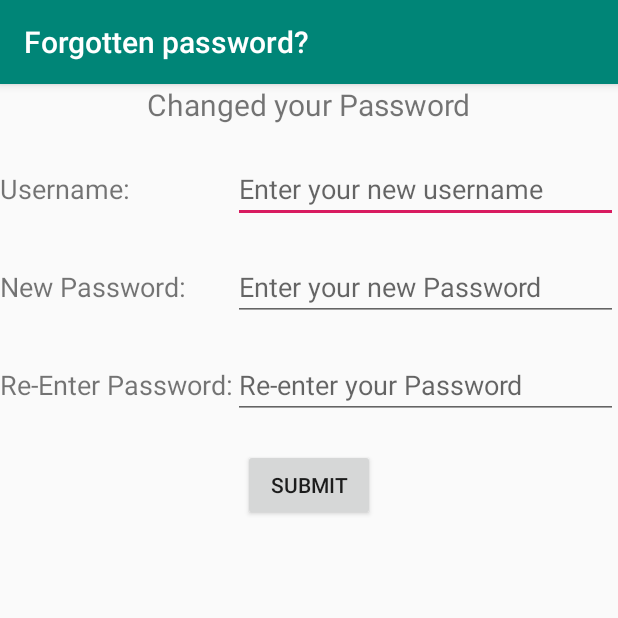
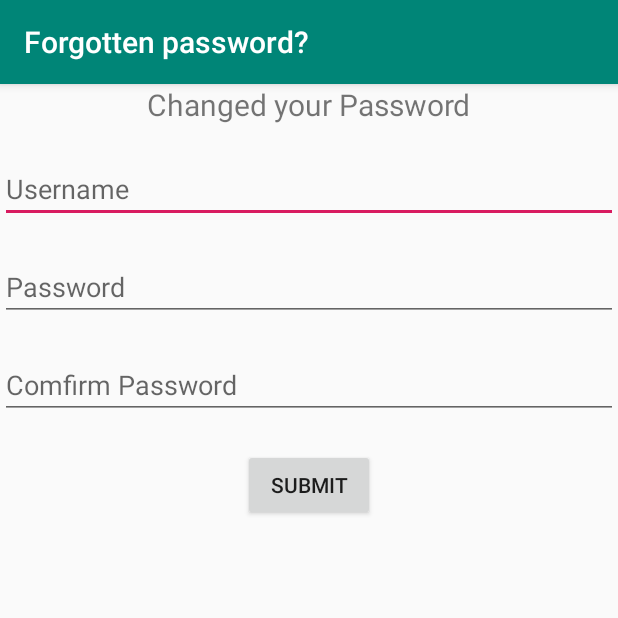
Before and after one commit to ChristK/Project, an Android app: the screen it shows after launch (ForgetActivity), after a tap on "Forgotten password?", on a phone screen of 412 x 824 dp, the top half of it. Run offline under Robolectric (Android 15) with nearby library versions, the phone set to English and light mode, and no system bars.

```diff
--- a/project/src/main/java/com/example/project/Activity/LoginActivity.java
+++ b/project/src/main/java/com/example/project/Activity/LoginActivity.java
@@ -6,6 +6,7 @@ import android.database.Cursor;
 import android.database.sqlite.SQLiteDatabase;
 import android.support.v7.app.AppCompatActivity;
 import android.os.Bundle;
+import android.text.TextUtils;
 import android.util.Log;
 import android.view.View;
 import android.widget.Button;
@@ -13,7 +14,9 @@ import android.widget.EditText;
 import android.widget.TextView;
 import android.widget.Toast;
 
+import com.example.project.Bean.User;
 import com.example.project.DB.SQliteDB;
+import com.example.project.DB.UserDB;
 import com.example.project.R;
 import com.example.project.Util.SharedPerencesUtil;
 
@@ -21,31 +24,27 @@ public class LoginActivity extends AppCompatActivity {
 
     private EditText username;
     private EditText password;
-    private Button submit;
+    private Button login;
     private TextView forget;
     private TextView register;
     private SharedPreferences sp;
     private SharedPreferences.Editor editor;
+    private LoginActivity loginActivity;
+
+
+    /**
+     * Table name
+     */
+    public static final String DATABASE_USER_TABLE="table_user";
 
     @Override
     protected void onCreate(Bundle savedInstanceState) {
         super.onCreate(savedInstanceState);
+        loginActivity=LoginActivity.this;
         setContentView(R.layout.activity_login);
 
         //init control
         initControl();
-
-
-        //set register click listener
-
-        register.setOnClickListener(new View.OnClickListener() {
-            @Override
-            public void onClick(View v) {
-
-                Intent intent=new Intent(LoginActivity.this,RegisterActivity.class);
-                startActivity(intent);
-            }
-        });
 
 
 
@@ -55,35 +54,29 @@ public class LoginActivity extends AppCompatActivity {
     public void Operator(View view) {
         switch (view.getId()){
             case R.id.register:
-                Intent intent=new Intent(LoginActivity.this,RegisterActivity.class);
-                startActivity(intent);
-                break;
-            case R.id.submit:
-                login();
+                startActivity(new Intent(loginActivity,RegisterActivity.class));
                 break;
             case R.id.forget:
-                forget();
+                startActivity(new Intent(loginActivity,ForgetActivity.class));
+                break;
+            case R.id.login:;
+                login();
                 break;
 
         }
     }
 
-    private void forget() {
-        Intent intent_forget=new Intent(LoginActivity.this,ForgetActivity.class);
-        startActivity(intent_forget);
-    }
-
-    //Login method
+     //Login
     private void login() {
 
         SQliteDB sQliteDB=new SQliteDB(LoginActivity.this);
         SQLiteDatabase database=sQliteDB.getReadableDatabase();
         String username_input=username.getText().toString().trim();
         String password_input=password.getText().toString().trim();
-        SharedPerencesUtil sp=SharedPerencesUtil.getInstance(getApplicationContext());
+        SharedPerencesUtil sp= SharedPerencesUtil.getInstance(getApplicationContext());
 
 
-        Cursor cursor=database.query("UserInfo", new String[]{"username","password"}, "username=? and Password=?", new String[]{username_input,password_input}, null, null, null);
+        Cursor cursor=database.query(DATABASE_USER_TABLE, new String[]{"username","password"}, "username=? and Password=?", new String[]{username_input,password_input}, null, null, null);
 
 
         if(cursor.getCount()!=0)
@@ -96,19 +89,18 @@ public class LoginActivity extends AppCompatActivity {
             finish();
         }
         else {
-        Toast.makeText(LoginActivity.this,"Sorry!Username or Password is incorrect!",Toast.LENGTH_SHORT).show();
+            Toast.makeText(LoginActivity.this,"Sorry!Username or Password is incorrect!",Toast.LENGTH_SHORT).show();
         }
         database.close();
 
     }
 
 
-
     //init control method
     private void initControl() {
         username = (EditText) findViewById(R.id.username);
         password = (EditText) findViewById(R.id.password);
-        submit = (Button) findViewById(R.id.submit);
+        login = (Button) findViewById(R.id.login);
         forget = (TextView) findViewById(R.id.forget);
         register = (TextView) findViewById(R.id.register);
     }
--- a/project/src/main/res/layout/activity_forget.xml
+++ b/project/src/main/res/layout/activity_forget.xml
@@ -17,14 +17,7 @@
     <RelativeLayout
         android:layout_width="match_parent"
         android:layout_height="wrap_content">
-        <TextView
-            android:id="@+id/username"
-            android:layout_width="wrap_content"
-            android:layout_height="wrap_content"
-            android:layout_gravity="center_vertical"
-            android:layout_alignBaseline="@+id/user"
-            android:textSize="18sp"
-            android:text="Username:" />
+
 
         <EditText
             android:id="@+id/user"
@@ -33,45 +26,26 @@
             android:layout_toRightOf="@+id/username"
             android:layout_marginTop="20dp"
             android:layout_alignLeft="@+id/renew_pass"
-            android:hint="Enter your new username"/>
+            android:hint="Username"/>
 
-        <TextView
-            android:id="@+id/new_password"
-            android:layout_width="wrap_content"
-            android:layout_height="wrap_content"
-            android:layout_below="@+id/username"
-            android:layout_alignBaseline="@+id/new_pass"
-            android:textSize="18sp"
-            android:text="New Password:" />
+
 
         <EditText
             android:id="@+id/new_pass"
             android:layout_width="match_parent"
             android:layout_height="wrap_content"
-            android:layout_toRightOf="@+id/new_password"
             android:layout_below="@+id/user"
             android:layout_marginTop="20dp"
             android:layout_alignLeft="@+id/renew_pass"
-            android:hint="Enter your new Password"/>
-
-        <TextView
-            android:id="@+id/renew_password"
-            android:layout_width="wrap_content"
-            android:layout_height="wrap_content"
-            android:textSize="18sp"
-            android:layout_gravity="center_vertical"
-            android:layout_below="@+id/new_pass"
-            android:layout_alignBaseline="@+id/renew_pass"
-            android:text="Re-Enter Password:" />
+            android:hint="Password"/>
 
         <EditText
             android:id="@+id/renew_pass"
             android:layout_width="match_parent"
             android:layout_height="wrap_content"
-            android:layout_toRightOf="@+id/renew_password"
             android:layout_marginTop="20dp"
             android:layout_below="@+id/new_pass"
-            android:hint="Re-enter your Password "/>
+            android:hint="Comfirm Password "/>
     </RelativeLayout>
 
     <Button
```
Also changed, not shown: project/src/main/java/com/example/project/Activity/ForgetActivity.java (+10 -2 lines), project/src/main/java/com/example/project/Activity/MainActivity.java (+4 -4 lines), project/src/main/java/com/example/project/Activity/RegisterActivity.java (+63 -46 lines), project/src/main/java/com/example/project/Bean/User.java (added, +53 -0 lines), project/src/main/java/com/example/project/DAO/UserBean.java (deleted, +0 -111 lines), project/src/main/java/com/example/project/DB/SQliteDB.java (+40 -19 lines), project/src/main/res/layout/activity_login.xml (+2 -18 lines), project/src/main/res/layout/activity_main.xml (+9 -0 lines), project/src/main/res/layout/activity_register.xml (+5 -27 lines).
